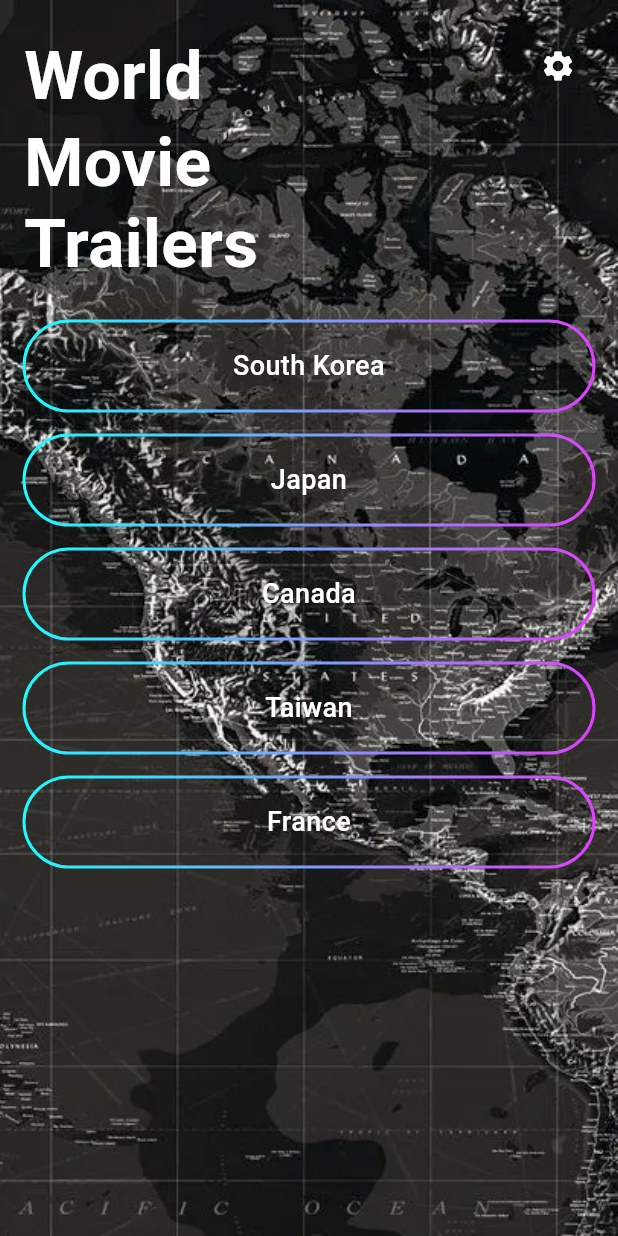
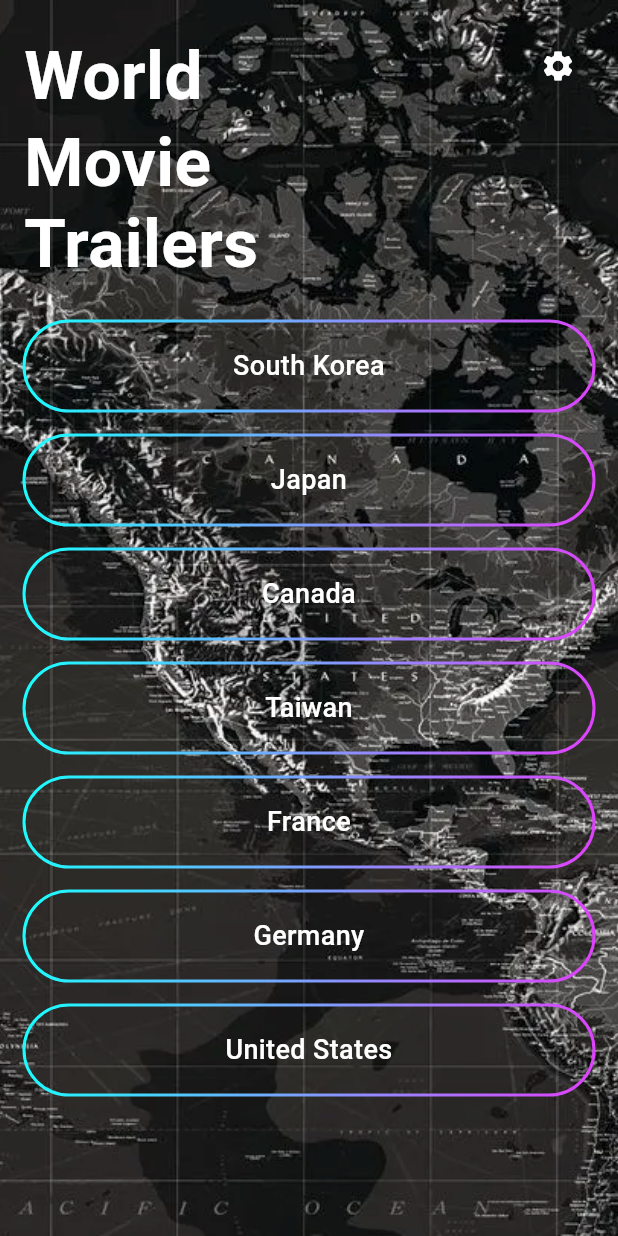
Before and after one commit to eunbeek/world_movie_trailer, a Flutter app: the screen it shows after launch, on a phone screen of 412 x 824 dp. Run offline on Flutter 3.47's test engine with Material 3 defaults, Android fonts, the light colour scheme and no system bars; our stand-ins replace firebase_core, firebase_storage, hive, hive_flutter, youtube_player_flutter; accounts and stored records are empty; network calls fail.

Commit message:
add country in data

```diff
--- a/lib/common/constants.dart
+++ b/lib/common/constants.dart
@@ -2,15 +2,15 @@
 const appTitle = "World Movie Trailer";
 
 // Constants for app bar titles
-const countryAppBarEn = "World\r\nMovie\r\nTrailers";
-const countryAppBarKr = '월드\r\n무비\r\n트레일러';
-const countryAppBarJp = 'ワールドムービートレーラー';
-const countryAppBarFr = 'Bande-annonces de films du monde';
-const countryAppBarCn = '世界电影预告片';
-const countryAppBarTw = '世界電影預告片';
-const countryAppBarDe = 'Weltfilmtrailer';
+const countryAppBarEN = "World\r\nMovie\r\nTrailers";
+const countryAppBarKR = '월드\r\n무비\r\n트레일러';
+const countryAppBarJP = 'ワールドムービートレーラー';
+const countryAppBarFR = 'Bande-annonces de films du monde';
+const countryAppBarCN = '世界电影预告片';
+const countryAppBarTW = '世界電影預告片';
+const countryAppBarDE = 'Welt\r\nfilm\r\ntrailer';
 
-List<String> countryKeys = ['korea', 'japan', 'canada', 'taiwan', 'france'];
+List<String> countryKeys = ['korea', 'japan', 'canada', 'taiwan', 'france', 'germany', 'usa'];
 
 Map<String, Map<String, String>> localizedCountries = {
   'en': {
@@ -19,6 +19,8 @@ Map<String, Map<String, String>> localizedCountries = {
     'japan': 'Japan',
     'taiwan': 'Taiwan',
     'france': 'France',
+    'germany': 'Germany',
+    'usa': 'United States',
   },
   'ko': {
     'korea': '한국',
@@ -26,6 +28,8 @@ Map<String, Map<String, String>> localizedCountries = {
     'canada': '캐나다',
     'taiwan': '대만',
     'france': '프랑스',
+    'germany': '독일',
+    'usa': '미국',
   },
   'ja': {
     'japan': '日本',
@@ -33,6 +37,8 @@ Map<String, Map<String, String>> localizedCountries = {
     'canada': 'カナダ',
     'taiwan': '台湾',
     'france': 'フランス',
+    'germany': 'ドイツ',
+    'usa': 'アメリカ合衆国',
   },
   'tw': {
     'canada': '加拿大',
@@ -40,6 +46,17 @@ Map<String, Map<String, String>> localizedCountries = {
     'japan': '日本',
     'taiwan': '臺灣',
     'france': '法國',
+    'germany': '德國',
+    'usa': '美國',
+  },
+  'zh': {
+    'canada': '加拿大',
+    'korea': '韓國',
+    'japan': '日本',
+    'taiwan': '臺灣',
+    'france': '法國',
+    'germany': '德國',
+    'usa': '美國',
   },
   'fr': {
     'canada': 'Canada',
@@ -47,6 +64,8 @@ Map<String, Map<String, String>> localizedCountries = {
     'japan': 'Japon',
     'taiwan': 'Taïwan',
     'france': 'France',
+    'germany': 'Allemagne',
+    'usa': 'États-Unis',
   },
   'de': {
     'canada': 'Kanada',
@@ -55,14 +74,16 @@ Map<String, Map<String, String>> localizedCountries = {
     'taiwan': 'Taiwan',
     'france': 'Frankreich',
     'germany': 'Deutschland',
+    'usa': 'Vereinigte Staaten',
   },
 };
 
+// Country constants
 const kr = 'South Korea';
 const jp = 'Japan';
 const ca = 'Canada';
 const tw = 'Taiwan';
-const na = 'North America';
+const us = 'United States';
 const fr = 'France';
 const de = 'Germany';
 
@@ -74,6 +95,7 @@ const special = 'Special';
 
 // movie list
 const listAppBar = "Movies in ";
+const specialAppBar = "Movies ";
 const listFilterAll = "All";
 const listFilterRunning = "Running";
 const listFilterUpcoming = "Upcoming";
--- a/lib/common/movie_service.dart
+++ b/lib/common/movie_service.dart
@@ -38,7 +38,7 @@ class MovieService {
         countryCode = 'special';
         break;
       default:
-        countryCode = 'na';
+        countryCode = 'us';
         break;
     }
 
--- a/lib/layout/country_list_page.dart
+++ b/lib/layout/country_list_page.dart
@@ -48,21 +48,24 @@ class _CountryListPageState extends State<CountryListPage> {
 String _getAppBarTitle(String languageCode) {
   switch (languageCode) {
     case 'ko':
-        return countryAppBarKr;
+      return countryAppBarKR;
     case 'ja':
-        return countryAppBarJp;
+      return countryAppBarJP;
     case 'zh':
-        return countryAppBarTw;
+      return countryAppBarCN;
+    case 'tw':
+      return countryAppBarTW;
     case 'fr':
-        return countryAppBarFr;
+      return countryAppBarFR;
     case 'de':
-        return countryAppBarDe;
+      return countryAppBarDE;
     case 'en':
-        return countryAppBarEn;
+      return countryAppBarEN;
     default:
-        return countryAppBarEn;
+      return countryAppBarEN;
   }
 }
+
 
   @override
   Widget build(BuildContext context) {
--- a/lib/layout/movie_list_page.dart
+++ b/lib/layout/movie_list_page.dart
@@ -73,7 +73,7 @@ class _MovieListPageState extends State<MovieListPage> with SingleTickerProvider
                       onPressed: () => Navigator.of(context).pop(),
                     ),
                     Text(
-                      listAppBar + widget.country,
+                      widget.country == special && allMovies[0].special =="Director of the Month" ? specialAppBar + 'directed by ' + allMovies[0].source: listAppBar + widget.country,
                       style: const TextStyle(
                         color: Colors.white,
                         fontSize: 20,
@@ -89,6 +89,7 @@ class _MovieListPageState extends State<MovieListPage> with SingleTickerProvider
                   ],
                 ),
               ),
+              if(widget.country != special)
                 // Filter Tabs with gradient underline
                 TabBar(
                   controller: _tabController,
```
Also changed, not shown: lib/layout/movie_detail_page.dart (+7 -5 lines), 8 other files. Lines whose indentation alone changed are shown as unchanged.
